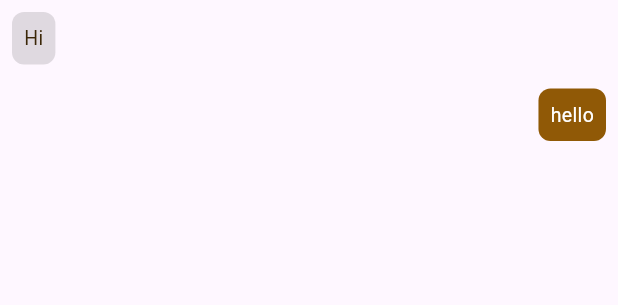
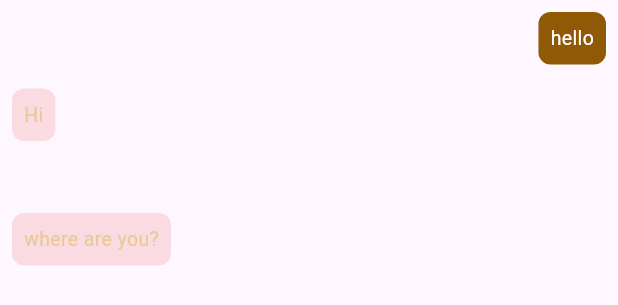
Before and after one commit to anh0701/flutter-template, a Flutter app: the MessagePage widget shown alone on an empty page, opened directly, on a phone screen of 412 x 824 dp. Shown: the top 305 px of the screen. Run offline on Flutter 3.47's test engine with Material 3 defaults, Android fonts, the phone set to English and light mode, and no system bars.

Commit message:
fix message theme

```diff
--- a/lib/custom_color/custom_color.dart
+++ b/lib/custom_color/custom_color.dart
@@ -6,5 +6,5 @@ class CustomColor {
   static const bThirdSecondaryColor = Color(0xFF5E6BD8);
   static const bGravishBlueColor = Color(0xFF9BA1D2);
   static const buttonColor = Colors.red;
-  static const textCommonColor = Color.fromARGB(255, 59, 39, 8);
+  static const textCommonColor = Color.fromARGB(255, 234, 201, 151);
 }
--- a/lib/main.dart
+++ b/lib/main.dart
@@ -19,8 +19,8 @@ class MyApp extends StatelessWidget {
         colorScheme: ColorScheme.fromSeed(seedColor: Colors.deepPurple),
         useMaterial3: true,
       ),
-      // home: MyHomePage(),
-      home: MessagePage(),
+      home: MyHomePage(),
+      // home: MessagePage(),
     );
   }
 }
--- /dev/null
+++ b/lib/themes/message_theme.dart
@@ -0,0 +1,37 @@
+import 'package:flutter/cupertino.dart';
+import 'package:flutter/material.dart';
+
+Widget message_theme(
+    {Color box_color_received = Colors.transparent,
+    Color box_color_sended = Colors.transparent,
+    Text? text_sended,
+    Text? text_received}) {
+  return Column(
+    children: [
+      Align(
+        alignment: Alignment.centerRight,
+        child: Container(
+          margin: const EdgeInsets.all(8.0),
+          padding: const EdgeInsets.all(8.0),
+          decoration: BoxDecoration(
+            color: box_color_sended,
+            borderRadius: BorderRadius.circular(8.0),
+          ),
+          child: text_sended,
+        ),
+      ),
+      Align(
+        alignment: Alignment.centerLeft,
+        child: Container(
+          margin: const EdgeInsets.all(8.0),
+          padding: const EdgeInsets.all(8.0),
+          decoration: BoxDecoration(
+            color: box_color_received,
+            borderRadius: BorderRadius.circular(8.0),
+          ),
+          child: text_received,
+        ),
+      )
+    ],
+  );
+}
--- a/lib/views/MyHomePage.dart
+++ b/lib/views/MyHomePage.dart
@@ -2,6 +2,7 @@ import 'package:flutter/cupertino.dart';
 import 'package:flutter/material.dart';
 
 import '../custom_navbar/bottom_navbar.dart';
+import 'message_page.dart';
 import 'screen1.dart';
 import 'screen2.dart';
 
@@ -13,7 +14,7 @@ class MyHomePage extends StatefulWidget {
 }
 
 class _MyHomePageState extends State<MyHomePage> {
-  List<Widget> children = [Screen1(), Screen2()];
+  List<Widget> children = [Screen1(), Screen2(), MessagePage()];
   List<BottomNavigationBarItem> items = [
     BottomNavigationBarItem(
       icon: Icon(CupertinoIcons.star_fill),
@@ -22,6 +23,10 @@ class _MyHomePageState extends State<MyHomePage> {
     BottomNavigationBarItem(
       icon: Icon(CupertinoIcons.clock_solid),
       label: 'Recents',
+    ),
+    BottomNavigationBarItem(
+      icon: Icon(Icons.message),
+      label: 'Message',
     ),
   ];
   int currentIndex = 0;
--- a/lib/views/message_page.dart
+++ b/lib/views/message_page.dart
@@ -1,7 +1,7 @@
 import 'package:flutter/material.dart';
 
 import '../custom_color/custom_color.dart';
-import 'message_theme.dart';
+import '../themes/message_theme.dart';
 
 class MessagePage extends StatefulWidget {
   const MessagePage({super.key});
@@ -13,7 +13,9 @@ class MessagePage extends StatefulWidget {
 class _MessagePageState extends State<MessagePage> {
   @override
   Widget build(BuildContext context) {
-    return message_theme(
+    return Column(
+      children: [
+        message_theme(
         text_received: Text(
           'Hi',
           style: TextStyle(
@@ -28,7 +30,18 @@ class _MessagePageState extends State<MessagePage> {
               fontSize: 13,
               color: Colors.white),
         ),
-        box_color_received: Colors.black12,
-        box_color_sended: Color.fromARGB(255, 144, 89, 6));
+        box_color_received: Color.fromARGB(31, 227, 20, 20),
+        box_color_sended: Color.fromARGB(255, 144, 89, 6)),
+        message_theme(
+        text_received: Text(
+          'where are you?',
+          style: TextStyle(
+              decoration: TextDecoration.none,
+              fontSize: 13,
+              color: CustomColor.textCommonColor),
+        ),
+        box_color_received: Color.fromARGB(31, 227, 20, 20)),
+      ],
+    );
   }
 }
--- a/lib/views/message_theme.dart
+++ /dev/null
@@ -1,48 +0,0 @@
-import 'package:flutter/cupertino.dart';
-import 'package:flutter/material.dart';
-
-Widget message_theme(
-    {Color box_color_received = Colors.transparent,
-    Color box_color_sended = Colors.transparent,
-    Text? text_sended,
-    Text? text_received}) {
-  return Column(
-    children: [
-      /// Messages page
-      ListView.builder(
-        scrollDirection: Axis.vertical,
-        shrinkWrap: true,
-        reverse: true,
-        itemCount: 2,
-        itemBuilder: (BuildContext context, int index) {
-          if (index == 0) {
-            return Align(
-              alignment: Alignment.centerRight,
-              child: Container(
-                margin: const EdgeInsets.all(8.0),
-                padding: const EdgeInsets.all(8.0),
-                decoration: BoxDecoration(
-                  color: box_color_sended,
-                  borderRadius: BorderRadius.circular(8.0),
-                ),
-                child: text_sended,
-              ),
-            );
-          }
-          return Align(
-            alignment: Alignment.centerLeft,
-            child: Container(
-              margin: const EdgeInsets.all(8.0),
-              padding: const EdgeInsets.all(8.0),
-              decoration: BoxDecoration(
-                color: box_color_received,
-                borderRadius: BorderRadius.circular(8.0),
-              ),
-              child: text_received,
-            ),
-          );
-        },
-      ),
-    ],
-  );
-}
```
